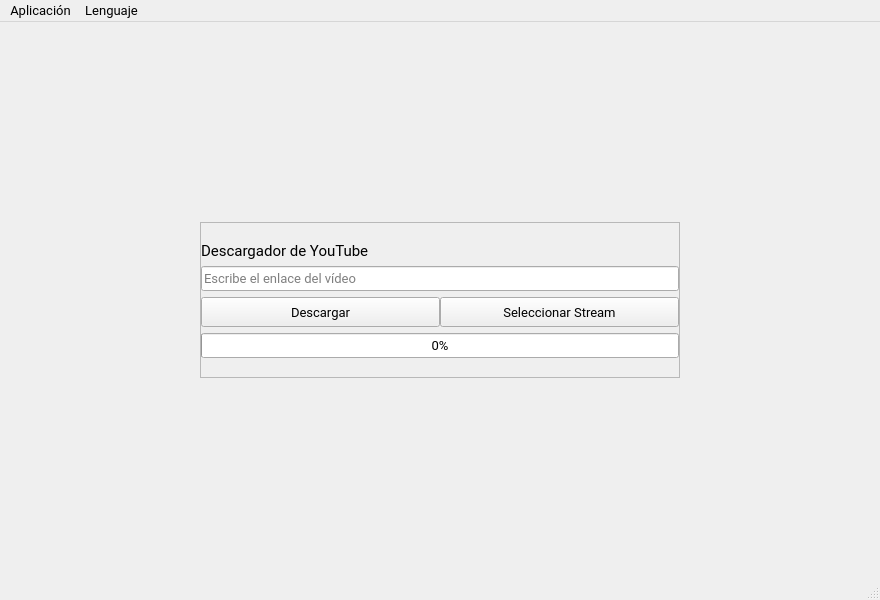
Above: app/ui/MainWindow.ui from caicesardev/GUIDownloader before the change. Below: the same form after it.
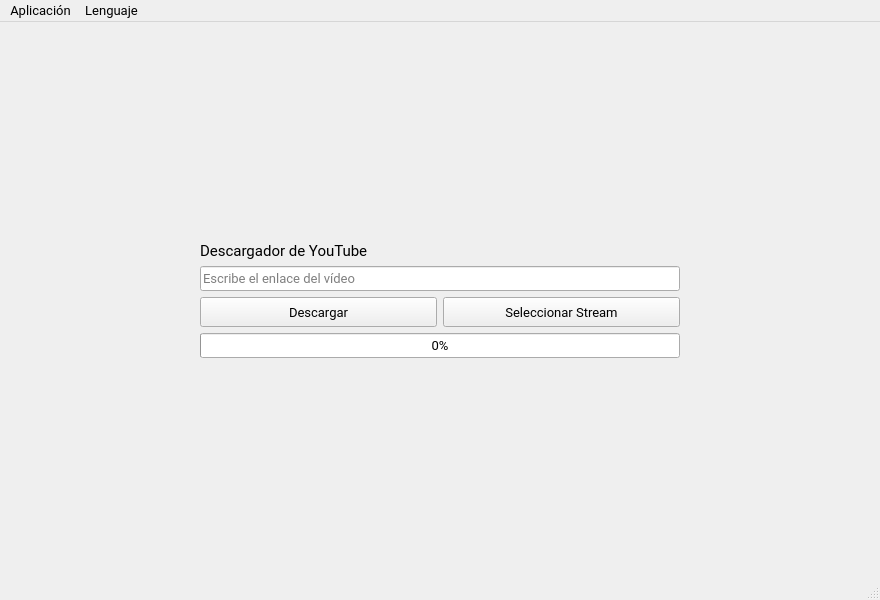
That is the form after the change. Icons and pictures are not drawn.

Commit message: Adjusted ui for Fusion style

The edit to the form file:
```diff
--- a/app/ui/MainWindow.ui
+++ b/app/ui/MainWindow.ui
@@ -51,12 +51,6 @@
     </property>
     <item row="1" column="0">
      <widget class="QFrame" name="centralframe">
-      <property name="frameShape">
-       <enum>QFrame::StyledPanel</enum>
-      </property>
-      <property name="frameShadow">
-       <enum>QFrame::Raised</enum>
-      </property>
       <layout class="QGridLayout" name="gridLayout_2">
        <property name="leftMargin">
         <number>0</number>
@@ -70,9 +64,6 @@
        <property name="bottomMargin">
         <number>0</number>
        </property>
-       <property name="horizontalSpacing">
-        <number>0</number>
-       </property>
        <item row="10" column="0">
         <spacer name="verticalSpacer_2">
          <property name="orientation">
```
The commit also changes 5 other files.
